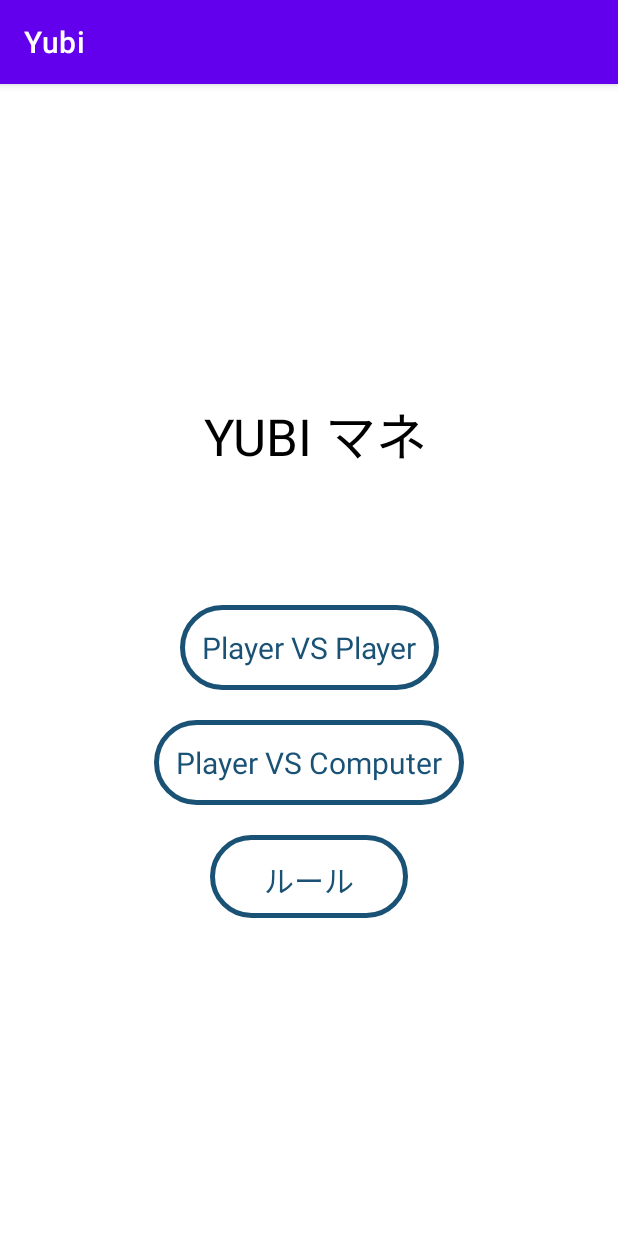
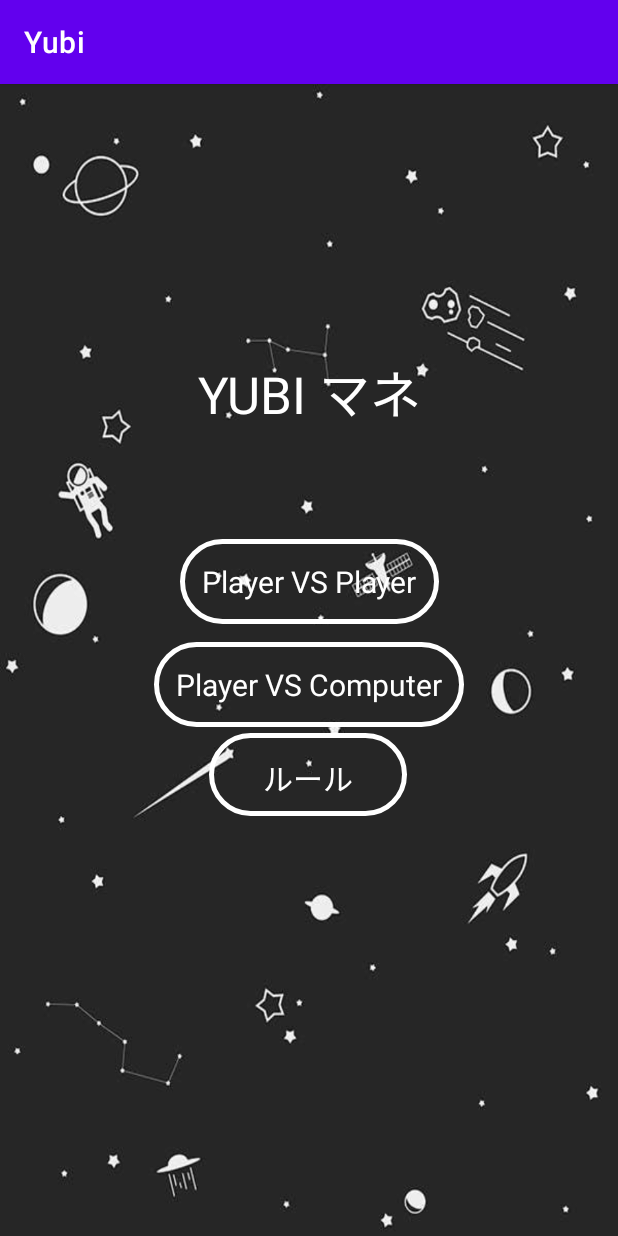
Before and after one commit to NoYoN1/yubiMane, an Android app: the screen it shows after launch (MainActivity), on a phone screen of 412 x 824 dp. Run offline under Robolectric (Android 15) with nearby library versions, the light colour scheme and no system bars.

Commit message:
background image add

```diff
--- a/app/src/main/res/drawable/button_style_home.xml
+++ b/app/src/main/res/drawable/button_style_home.xml
@@ -1,7 +1,7 @@
 <?xml version="1.0" encoding="utf-8"?>
 <shape xmlns:android="http://schemas.android.com/apk/res/android">
     <stroke
-        android:width="3dp" android:color="@color/blue_button"/>
+        android:width="3dp" android:color="@color/white"/>
     <corners android:radius="45dp"/>
     <padding android:top="15dp" android:bottom="15dp" android:left="15dp" android:right="15dp"/>
 </shape>
--- a/app/src/main/res/layout/activity_game.xml
+++ b/app/src/main/res/layout/activity_game.xml
@@ -4,7 +4,7 @@
     xmlns:tools="http://schemas.android.com/tools"
     android:layout_width="match_parent"
     android:layout_height="match_parent"
-
+    android:background="@drawable/images"
     app:layout_anchorGravity="top"
     tools:context=".Game">
 
--- a/app/src/main/res/layout/activity_main.xml
+++ b/app/src/main/res/layout/activity_main.xml
@@ -4,29 +4,31 @@
     xmlns:tools="http://schemas.android.com/tools"
     android:layout_width="match_parent"
     android:layout_height="match_parent"
+    android:background="@drawable/main"
     tools:context=".MainActivity">
 
     <TextView
         android:id="@+id/yubigame"
         android:layout_width="wrap_content"
         android:layout_height="wrap_content"
-        android:layout_marginTop="208dp"
+        android:layout_marginTop="180dp"
         android:text="@string/yubigame"
-        android:textColor="@color/black"
+        android:textColor="@color/white"
         android:textSize="34sp"
-        app:layout_constraintHorizontal_bias="0.517"
+        app:layout_constraintEnd_toEndOf="parent"
         app:layout_constraintLeft_toLeftOf="parent"
         app:layout_constraintRight_toRightOf="parent"
+        app:layout_constraintStart_toStartOf="parent"
         app:layout_constraintTop_toTopOf="parent" />
 
     <TextView
         android:id="@+id/p_vs_p"
         android:layout_width="wrap_content"
         android:layout_height="wrap_content"
-        android:layout_marginTop="88dp"
+        android:layout_marginTop="72dp"
         android:background="@drawable/button_style_home"
         android:text="@string/p_vs_p"
-        android:textColor="@color/blue_button"
+        android:textColor="@color/white"
         android:textSize="20sp"
         app:layout_constraintEnd_toEndOf="parent"
         app:layout_constraintStart_toStartOf="parent"
@@ -36,10 +38,10 @@
         android:id="@+id/p_vs_c"
         android:layout_width="wrap_content"
         android:layout_height="wrap_content"
-        android:layout_marginTop="20dp"
+        android:layout_marginTop="12dp"
         android:background="@drawable/button_style_home"
         android:text="@string/p_vs_c"
-        android:textColor="@color/blue_button"
+        android:textColor="@color/white"
         android:textSize="20sp"
         app:layout_constraintEnd_toEndOf="parent"
         app:layout_constraintStart_toStartOf="parent"
@@ -49,13 +51,14 @@
         android:id="@+id/other"
         android:layout_width="132dp"
         android:layout_height="55dp"
-        android:layout_marginTop="20dp"
+        android:layout_marginTop="4dp"
         android:background="@drawable/button_style_home"
         android:text="@string/other"
         android:textAlignment="center"
-        android:textColor="@color/blue_button"
+        android:textColor="@color/white"
         android:textSize="20sp"
         app:layout_constraintEnd_toEndOf="parent"
+        app:layout_constraintHorizontal_bias="0.498"
         app:layout_constraintStart_toStartOf="parent"
         app:layout_constraintTop_toBottomOf="@+id/p_vs_c" />
 
```
Also changed, not shown: app/src/main/res/drawable-v24/images.jpg (added), app/src/main/res/drawable-v24/main.jpg (added).
